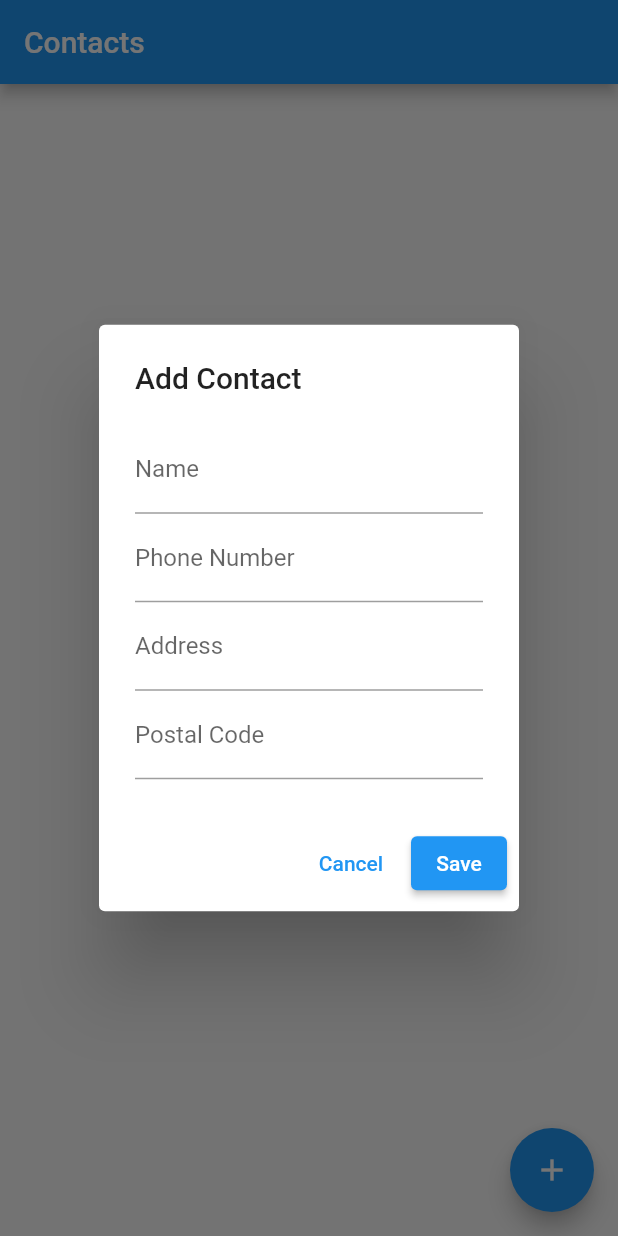
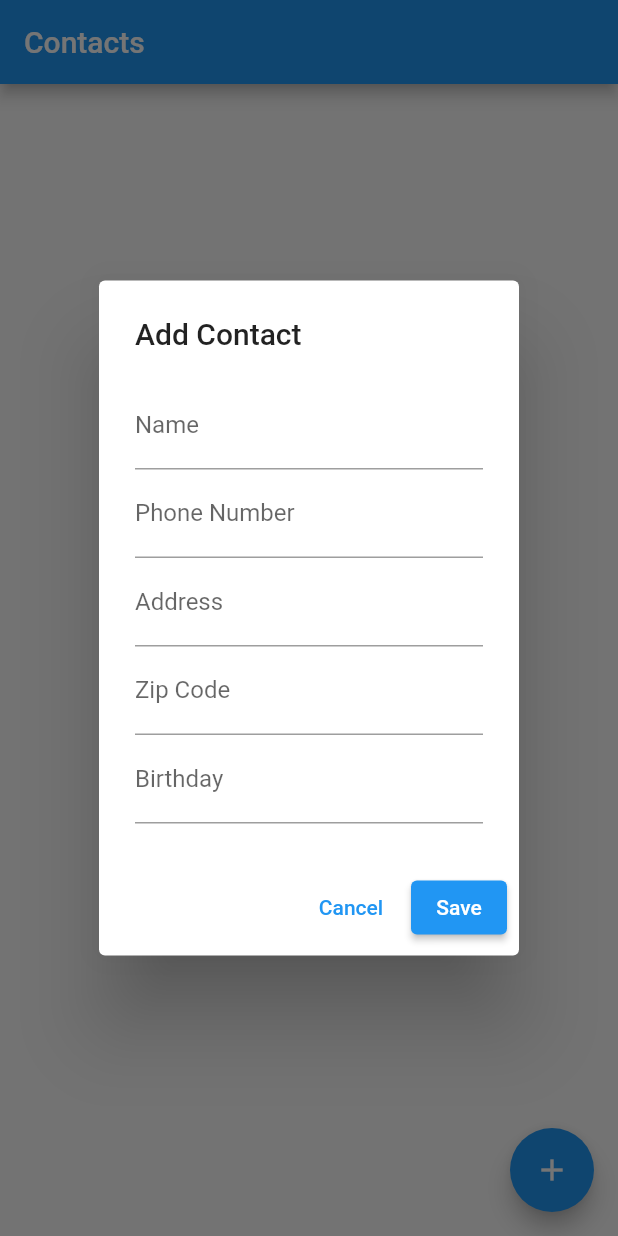
Before and after one commit to theadultnoble/flutter-for-Back4app, a Flutter app: the screen it shows after launch, after a tap on the "add" icon, on a phone screen of 412 x 824 dp. Run offline on Flutter 3.47's test engine with Material 2 defaults, Android fonts, the phone set to English and light mode, and no system bars; our stand-ins replace parse_server_sdk_flutter.

Commit message:
create contacts and birthday classes

```diff
--- a/lib/main.dart
+++ b/lib/main.dart
@@ -62,7 +62,7 @@ class _ContactsAppState extends State<ContactsApp> {
     );
   }
 
-  void _showAddContactDialog() {
+  void _showAddContactDialog() async {
     showDialog(
       context: context,
       builder: (context) {
@@ -70,6 +70,7 @@ class _ContactsAppState extends State<ContactsApp> {
         String phoneNumber = '';
         String address = '';
         String zipCode = '';
+        String birthDay = '';
 
         return AlertDialog(
           title: const Text('Add Contact'),
@@ -95,9 +96,15 @@ class _ContactsAppState extends State<ContactsApp> {
                 },
               ),
               TextField(
-                decoration: const InputDecoration(labelText: 'Postal Code'),
+                decoration: const InputDecoration(labelText: 'Zip Code'),
                 onChanged: (value) {
                   zipCode = value;
+                },
+              ),
+              TextField(
+                decoration: const InputDecoration(labelText: 'Birthday'),
+                onChanged: (value) {
+                  birthDay = value;
                 },
               ),
             ],
@@ -110,15 +117,44 @@ class _ContactsAppState extends State<ContactsApp> {
               child: const Text('Cancel'),
             ),
             ElevatedButton(
-              onPressed: () {
+              onPressed: () async {
                 setState(() {
                   contacts.add(Contact(
                     name: name,
                     phoneNumber: phoneNumber,
                     address: address,
                     zipCode: zipCode,
+                    birthDay: birthDay,
                   ));
                 });
+                // Save the contact to Back4App
+                final contact = ParseObject('Contacts');
+                contact.set('name', name);
+                contact.set('phoneNumber', phoneNumber);
+                contact.set('address', address);
+                contact.set('zipCode', zipCode);
+                contact.set('birthDay', birthDay);
+
+                final ParseResponse parseResponse = await contact.save();
+                String? contactId = null; // Initialize contactId to null
+
+                if (parseResponse.success) {
+                  contactId =
+                      (parseResponse.results!.first as ParseObject).objectId!;
+                  print('Object created: $contactId');
+                } else {
+                  print(
+                      'Object created with failed: ${parseResponse.error.toString()}');
+                }
+
+                // Save the birthday to Back4App
+                if (contactId != null) {
+                  final birthday = ParseObject('Birthdays');
+                  birthday.set('contactID', contactId);
+                  birthday.set('birthDay', birthDay);
+                  await birthday.save();
+                }
+
                 Navigator.of(context).pop();
               },
               child: const Text('Save'),
@@ -135,11 +171,23 @@ class Contact {
   final String phoneNumber;
   final String address;
   final String zipCode;
+  final String birthDay;
 
   Contact({
     required this.name,
     required this.phoneNumber,
     required this.address,
     required this.zipCode,
+    required this.birthDay,
   });
 }
+
+class Birthday {
+  final String contactId;
+  final String birthDay;
+
+  Birthday({
+    required this.contactId,
+    required this.birthDay,
+  });
+}
```
